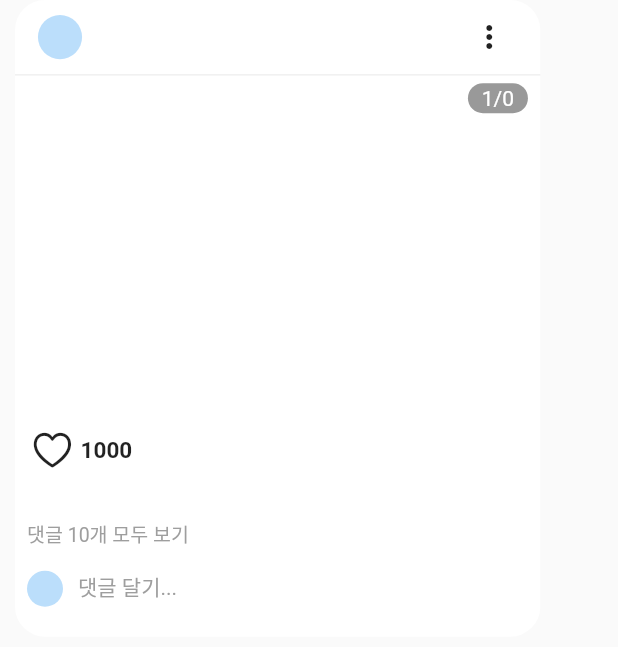
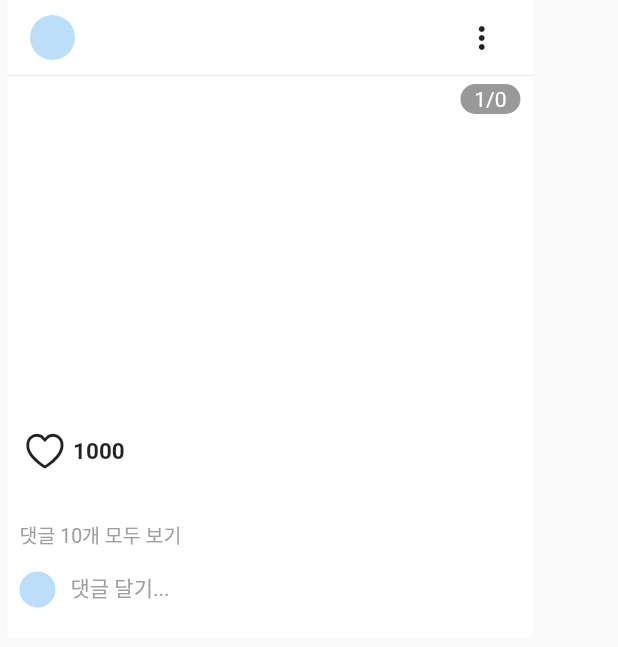
Before and after one commit to whatsthelunchmenu/Ae-stagram-app, a Flutter app: the StoryCard widget shown alone on an empty page, opened directly with empty values, on a phone screen of 412 x 824 dp. Shown: the top 647 px of the screen. Run offline on Flutter 3.47's test engine with Material 2 defaults, Android fonts, the phone set to English and light mode, and no system bars; drawn by our look-alikes of carousel_slider, readmore; our stand-ins replace dio, dotted_decoration, firebase_auth, firebase_core, flutter_signin_button, get and 4 more; accounts and stored records are empty; network calls fail.

```diff
--- a/lib/app/ui/android/home/components/story_card.dart
+++ b/lib/app/ui/android/home/components/story_card.dart
@@ -39,17 +39,19 @@ class _StoryCardState extends State<StoryCard> {
   @override
   Widget build(BuildContext context) {
     return Container(
-      margin: const EdgeInsets.only(bottom: 20, right: 10, left: 10),
-      decoration: BoxDecoration(
-        borderRadius: BorderRadius.circular(20),
-        color: Colors.white,
+      margin: const EdgeInsets.only(
+        left: 5,
+        right: 5,
+        bottom: 5,
       ),
+      color: Colors.white,
       width: Get.size.width * 0.85,
       child: SingleChildScrollView(
         child: Column(
+          mainAxisAlignment: MainAxisAlignment.start,
           children: [
             Container(
-              height: Get.size.height * 0.06,
+              height: 50,
               child: Row(
                 mainAxisAlignment: MainAxisAlignment.spaceBetween,
                 children: <Widget>[
--- a/lib/app/ui/android/home/components/story_card_bottom_texts.dart
+++ b/lib/app/ui/android/home/components/story_card_bottom_texts.dart
@@ -25,7 +25,7 @@ class CardBottomTexts extends StatelessWidget {
             colorClickableText: Colors.black,
             trimCollapsedText: '펼치기',
             trimExpandedText: '접기',
-            trimLines: 2,
+            trimLines: 3,
             trimMode: TrimMode.Length,
             trimLength: 50,
             moreStyle: TextStyle(
--- a/lib/app/ui/android/home/home.dart
+++ b/lib/app/ui/android/home/home.dart
@@ -17,6 +17,7 @@ class Home extends StatelessWidget {
         backgroundColor: mainColor,
         appBar: AppBar(
           elevation: 0.0,
+          title: Text("Aestagram", style: appBarTitleTextStyle),
           backgroundColor: mainColor,
           iconTheme: IconThemeData(
             color: Colors.black,
@@ -34,7 +35,7 @@ class Home extends StatelessWidget {
           child: Column(
             children: [
               StorySwipe(),
-              ActionButtons(),
+              // ActionButtons(),
             ],
           ),
         ),
--- a/lib/app/ui/theme/app_texts.dart
+++ b/lib/app/ui/theme/app_texts.dart
@@ -9,8 +9,9 @@ final TextStyle actionButtonTextStyle = GoogleFonts.indieFlower(
 );
 
 final TextStyle appBarTitleTextStyle = GoogleFonts.indieFlower(
-  fontSize: 24,
+  fontSize: 30,
   fontWeight: FontWeight.bold,
+  color: Colors.black,
 );
 
 final TextStyle mainIconTextStyle = GoogleFonts.indieFlower(
```
Also changed, not shown: lib/app/ui/android/home/components/story_swipe.dart (+6 -9 lines).
